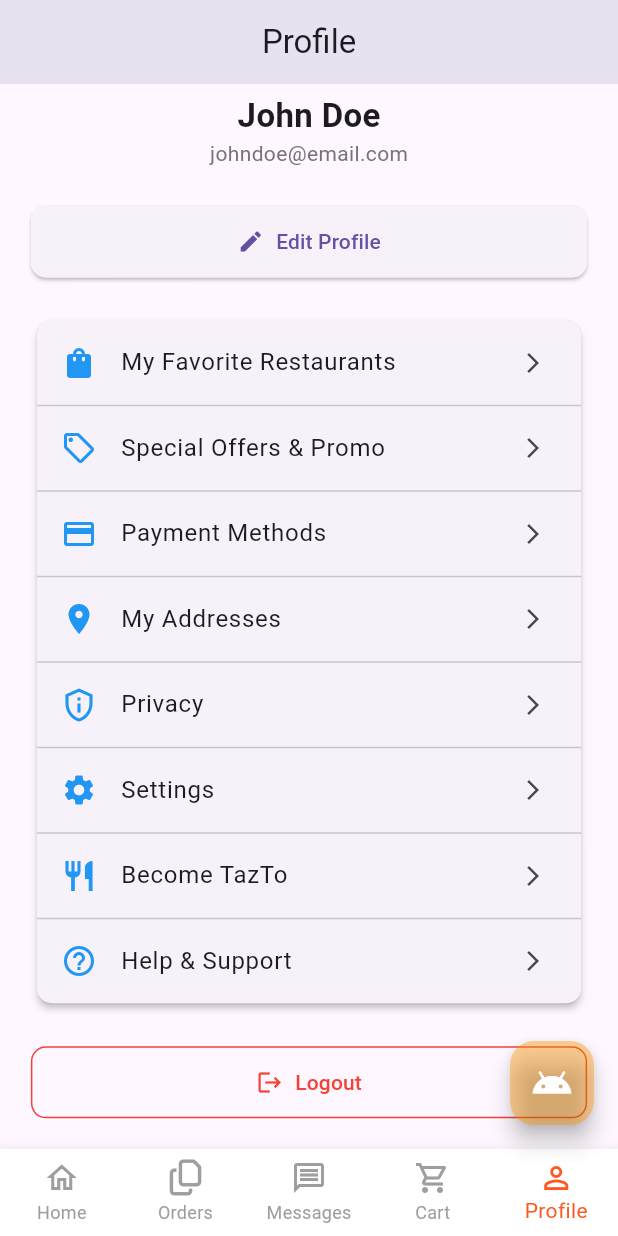
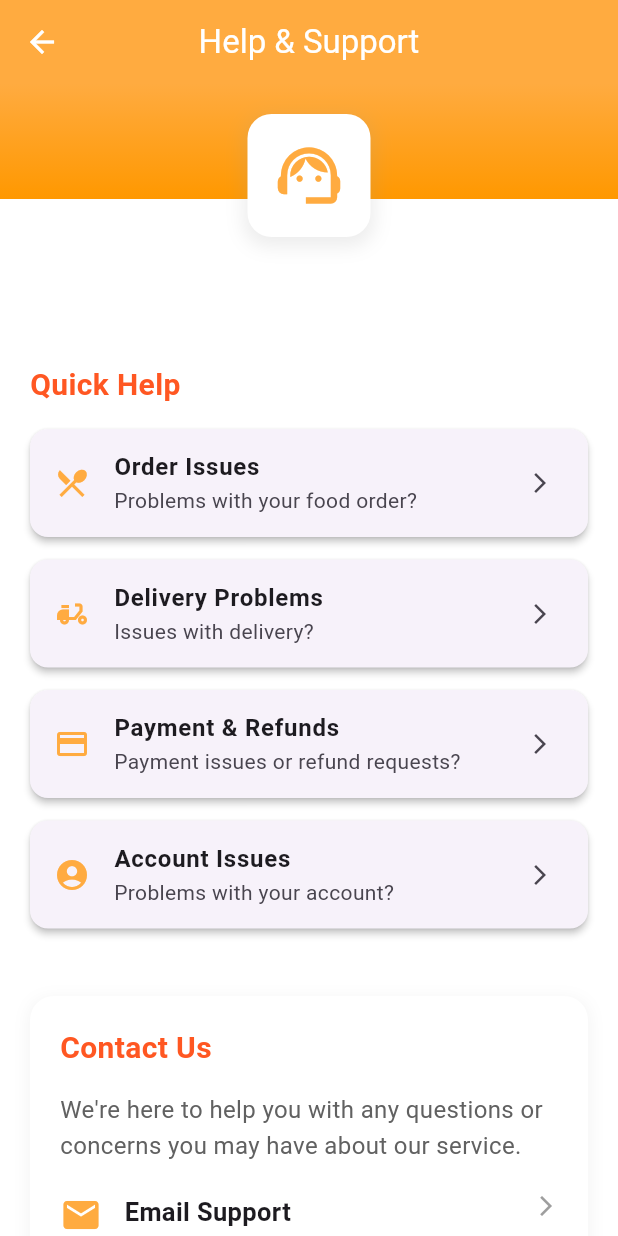
Before and after one commit to behroz-alii/Tazto, a Flutter app: the screen it shows after launch, item 5 of the bottom bar chosen, scrolled down 180 dp, after a tap on "Help & Support", on a phone screen of 412 x 824 dp. Run offline on Flutter 3.47's test engine with Material 3 defaults, Android fonts, the phone set to English and light mode, and no system bars; our stand-ins replace carousel_slider, flutter_typeahead, font_awesome_flutter, geolocator, google_maps_flutter, image_picker and 1 more; missing offline and left inert: dart_openai, flutter_stripe; network calls fail.

Commit message:
Help Support and Privacy Policy completed

```diff
--- /dev/null
+++ b/lib/Presentation/helpSupportPage.dart
@@ -0,0 +1,468 @@
+import 'package:flutter/material.dart';
+import 'package:url_launcher/url_launcher.dart';
+
+class HelpSupportPage extends StatelessWidget {
+  const HelpSupportPage({super.key});
+
+  @override
+  Widget build(BuildContext context) {
+    return Scaffold(
+      appBar: AppBar(
+        title: const Text("Help & Support"),
+        backgroundColor: Colors.orangeAccent,
+        foregroundColor: Colors.white,
+        elevation: 0,
+        centerTitle: true,
+      ),
+      body: Container(
+        decoration: BoxDecoration(
+          gradient: LinearGradient(
+            begin: Alignment.topCenter,
+            end: Alignment.bottomCenter,
+            colors: const [
+              Colors.orangeAccent,
+              Colors.orange,
+              Colors.white,
+              Colors.white,
+            ],
+            stops: const [0.0, 0.1, 0.1, 1.0],
+          ),
+        ),
+        child: SingleChildScrollView(
+          padding: const EdgeInsets.all(20.0),
+          child: Column(
+            crossAxisAlignment: CrossAxisAlignment.start,
+            children: [
+              // Header
+              Center(
+                child: Container(
+                  padding: const EdgeInsets.all(16),
+                  decoration: BoxDecoration(
+                    color: Colors.white,
+                    borderRadius: BorderRadius.circular(16),
+                    boxShadow: [
+                      BoxShadow(
+                        color: Colors.grey.withOpacity(0.2),
+                        blurRadius: 10,
+                        spreadRadius: 2,
+                        offset: const Offset(0, 4),
+                      ),
+                    ],
+                  ),
+                  child: const Icon(
+                    Icons.support_agent,
+                    size: 50,
+                    color: Colors.orangeAccent,
+                  ),
+                ),
+              ),
+              const SizedBox(height: 20),
+              const Center(
+                child: Text(
+                  "How can we help you?",
+                  style: TextStyle(
+                    fontSize: 24,
+                    fontWeight: FontWeight.bold,
+                    color: Colors.white,
+                  ),
+                ),
+              ),
+              const SizedBox(height: 30),
+
+              // Quick Help Options
+              const Text(
+                "Quick Help",
+                style: TextStyle(
+                  fontSize: 20,
+                  fontWeight: FontWeight.bold,
+                  color: Colors.deepOrange,
+                ),
+              ),
+              const SizedBox(height: 15),
+
+              // FAQ Cards
+              _buildHelpOption(
+                context,
+                Icons.restaurant_menu,
+                "Order Issues",
+                "Problems with your food order?",
+                "Common order problems and solutions",
+              ),
+
+              _buildHelpOption(
+                context,
+                Icons.delivery_dining,
+                "Delivery Problems",
+                "Issues with delivery?",
+                "Track your order or report delivery issues",
+              ),
+
+              _buildHelpOption(
+                context,
+                Icons.payment,
+                "Payment & Refunds",
+                "Payment issues or refund requests?",
+                "Information about payments and refund process",
+              ),
+
+              _buildHelpOption(
+                context,
+                Icons.account_circle,
+                "Account Issues",
+                "Problems with your account?",
+                "Login issues, password reset, and account management",
+              ),
+
+              const SizedBox(height: 30),
+
+              // Contact Section
+              Container(
+                padding: const EdgeInsets.all(20),
+                decoration: BoxDecoration(
+                  color: Colors.white,
+                  borderRadius: BorderRadius.circular(16),
+                  boxShadow: [
+                    BoxShadow(
+                      color: Colors.grey.withOpacity(0.1),
+                      blurRadius: 8,
+                      spreadRadius: 2,
+                      offset: const Offset(0, 3),
+                    ),
+                  ],
+                ),
+                child: Column(
+                  crossAxisAlignment: CrossAxisAlignment.start,
+                  children: [
+                    const Text(
+                      "Contact Us",
+                      style: TextStyle(
+                        fontSize: 20,
+                        fontWeight: FontWeight.bold,
+                        color: Colors.deepOrange,
+                      ),
+                    ),
+                    const SizedBox(height: 15),
+                    Text(
+                      "We're here to help you with any questions or concerns you may have about our service.",
+                      style: TextStyle(
+                        fontSize: 16,
+                        height: 1.5,
+                        color: Colors.grey[700],
+                      ),
+                    ),
+                    const SizedBox(height: 20),
+
+                    // Email Support
+                    _buildContactOption(
+                      context,
+                      Icons.email,
+                      "Email Support",
+                      "Send us an email and we'll respond within 24 hours",
+                      "tazto.company@tazto.com",
+                          () {
+                        _launchEmail(context, "tazto.company@tazto.com");
+                      },
+                    ),
+
+                    const SizedBox(height: 20),
+
+                    // Live Chat
+                    _buildContactOption(
+                      context,
+                      Icons.chat,
+                      "Live Chat",
+                      "Chat with our support team in real-time",
+                      "Available 9AM - 11PM",
+                          () {
+                        _showComingSoon(context);
+                      },
+                    ),
+
+                    const SizedBox(height: 20),
+
+                    // Phone Support
+                    _buildContactOption(
+                      context,
+                      Icons.phone,
+                      "Phone Support",
+                      "Call us for immediate assistance",
+                      "+1 (555) 123-TAZTO",
+                          () {
+                        _launchPhone(context, "+15551238296");
+                      },
+                    ),
+
+                    const SizedBox(height: 20),
+
+                    // FAQ Section
+                    _buildContactOption(
+                      context,
+                      Icons.help_center,
+                      "FAQs",
+                      "Browse frequently asked questions",
+                      "Find quick answers",
+                          () {
+                        _showFAQs(context);
+                      },
+                    ),
+                  ],
+                ),
+              ),
+
+              const SizedBox(height: 30),
+
+              // Operating Hours
+              Container(
+                padding: const EdgeInsets.all(20),
+                decoration: BoxDecoration(
+                  color: Colors.orange[50],
+                  borderRadius: BorderRadius.circular(16),
+                  border: Border.all(color: Colors.orangeAccent.withOpacity(0.3)),
+                ),
+                child: Column(
+                  crossAxisAlignment: CrossAxisAlignment.start,
+                  children: [
+                    const Text(
+                      "Support Hours",
+                      style: TextStyle(
+                        fontSize: 18,
+                        fontWeight: FontWeight.bold,
+                        color: Colors.deepOrange,
+                      ),
+                    ),
+                    const SizedBox(height: 10),
+                    Text(
+                      "• Email Support: 24/7\n• Live Chat: 9:00 AM - 11:00 PM (Local Time)\n• Phone Support: 10:00 AM - 8:00 PM (Local Time)",
+                      style: TextStyle(
+                        fontSize: 15,
+                        height: 1.8,
+                        color: Colors.grey[700],
+                      ),
+                    ),
+                  ],
+                ),
+              ),
+
+              const SizedBox(height: 30),
+
+              // Social Media
+              const Text(
+                "Follow Us",
+                style: TextStyle(
+                  fontSize: 20,
+                  fontWeight: FontWeight.bold,
+                  color: Colors.deepOrange,
+                ),
+              ),
+              const SizedBox(height: 15),
+              Row(
+                mainAxisAlignment: MainAxisAlignment.spaceAround,
+                children: [
+                  _buildSocialIcon(context, Icons.facebook, () {
+                    _showComingSoon(context);
+                  }),
+                  _buildSocialIcon(context, Icons.camera_alt, () {
+                    _showComingSoon(context);
+                  }),
+                  _buildSocialIcon(context, Icons.chat, () {
+                    _showComingSoon(context);
+                  }),
+                  _buildSocialIcon(context, Icons.play_arrow, () {
+                    _showComingSoon(context);
+                  }),
+                ],
+              ),
+
+              const SizedBox(height: 20),
+            ],
+          ),
+        ),
+      ),
+    );
+  }
+
+  Widget _buildHelpOption(BuildContext context, IconData icon, String title, String subtitle, String description) {
+    return Card(
+      margin: const EdgeInsets.only(bottom: 15),
+      elevation: 2,
+      shape: RoundedRectangleBorder(borderRadius: BorderRadius.circular(12)),
+      child: ListTile(
+        leading: Icon(icon, color: Colors.orangeAccent),
+        title: Text(
+          title,
+          style: const TextStyle(fontWeight: FontWeight.bold),
+        ),
+        subtitle: Text(subtitle),
+        trailing: const Icon(Icons.arrow_forward_ios, size: 16),
+        onTap: () {
+          _showHelpDetail(context, title, description);
+        },
+      ),
+    );
+  }
+
+  Widget _buildContactOption(BuildContext context, IconData icon, String title, String subtitle, String actionText, VoidCallback onTap) {
+    return InkWell(
+      onTap: onTap,
+      child: Row(
+        crossAxisAlignment: CrossAxisAlignment.start,
+        children: [
+          Icon(icon, color: Colors.orangeAccent, size: 28),
+          const SizedBox(width: 15),
+          Expanded(
+            child: Column(
+              crossAxisAlignment: CrossAxisAlignment.start,
+              children: [
+                Text(
+                  title,
+                  style: const TextStyle(
+                    fontSize: 17,
+                    fontWeight: FontWeight.bold,
+                  ),
+                ),
+                const SizedBox(height: 5),
+                Text(
+                  subtitle,
+                  style: TextStyle(
+                    fontSize: 14,
+                    color: Colors.grey[600],
+                  ),
+                ),
+                const SizedBox(height: 5),
+                Text(
+                  actionText,
+                  style: const TextStyle(
+                    fontSize: 15,
+                    fontWeight: FontWeight.w600,
+                    color: Colors.orangeAccent,
+                  ),
+                ),
+              ],
+            ),
+          ),
+          const Icon(Icons.arrow_forward_ios, size: 16, color: Colors.grey),
+        ],
+      ),
+    );
+  }
+
+  Widget _buildSocialIcon(BuildContext context, IconData icon, VoidCallback onTap) {
+    return CircleAvatar(
+      backgroundColor: Colors.orangeAccent,
+      radius: 25,
+      child: IconButton(
+        icon: Icon(icon, color: Colors.white),
+        onPressed: onTap,
+      ),
+    );
+  }
+
+  void _showHelpDetail(BuildContext context, String title, String description) {
+    showDialog(
+      context: context,
+      builder: (BuildContext context) {
+        return AlertDialog(
+          title: Text(title),
+          content: Text(description),
+          actions: [
+            TextButton(
+              onPressed: () {
+                Navigator.of(context).pop();
+              },
+              child: const Text("Close"),
+            ),
+          ],
+        );
+      },
+    );
+  }
+
+  void _showFAQs(BuildContext context) {
+    showDialog(
+      context: context,
+      builder: (BuildContext context) {
+        return AlertDialog(
+          title: const Text("Frequently Asked Questions"),
+          content: SingleChildScrollView(
+            child: Column(
+              crossAxisAlignment: CrossAxisAlignment.start,
+              mainAxisSize: MainAxisSize.min,
+              children: [
+                _buildFAQItem("How do I track my order?", "You can track your order in real-time from the 'My Orders' section in the app."),
+                _buildFAQItem("What if my food arrives late?", "We monitor delivery times closely. If your food is significantly delayed, please contact us for assistance."),
+                _buildFAQItem("How do I change my delivery address?", "You can update your delivery address from your profile settings before placing an order."),
+                _buildFAQItem("What payment methods do you accept?", "We accept credit/debit cards, digital wallets, and cash on delivery."),
+                _buildFAQItem("How do I report missing items?", "Please contact us immediately at tazto.company@tazto.com with your order number."),
+              ],
+            ),
+          ),
+          actions: [
+            TextButton(
+              onPressed: () {
+                Navigator.of(context).pop();
+              },
+              child: const Text("Close"),
+            ),
+          ],
+        );
+      },
+    );
+  }
+
+  Widget _buildFAQItem(String question, String answer) {
+    return Padding(
+      padding: const EdgeInsets.only(bottom: 15),
+      child: Column(
+        crossAxisAlignment: CrossAxisAlignment.start,
+        children: [
+          Text(
+            question,
+            style: const TextStyle(
+              fontWeight: FontWeight.bold,
+              color: Colors.deepOrange,
+            ),
+          ),
+          const SizedBox(height: 5),
+          Text(answer),
+          const SizedBox(height: 10),
+        ],
+      ),
+    );
+  }
+
+  void _showComingSoon(BuildContext context) {
+    ScaffoldMessenger.of(context).showSnackBar(
+      const SnackBar(
+        content: Text("This feature is coming soon!"),
+        backgroundColor: Colors.orangeAccent,
+      ),
+    );
+  }
+
+  void _launchEmail(BuildContext context, String email) async {
+    final Uri params = Uri(
+      scheme: 'mailto',
+      path: email,
+      query: 'subject=TazTo Support Request&body=Hello TazTo team,',
+    );
+
+    if (await canLaunchUrl(params)) {
+      await launchUrl(params);
+    } else {
+      _showComingSoon(context);
+    }
+  }
+
+  void _launchPhone(BuildContext context, String phone) async {
+    final Uri params = Uri(
+      scheme: 'tel',
+      path: phone,
+    );
+
+    if (await canLaunchUrl(params)) {
+      await launchUrl(params);
+    } else {
+      _showComingSoon(context);
+    }
+  }
+}
--- a/pubspec.yaml
+++ b/pubspec.yaml
@@ -54,6 +54,7 @@ dependencies:
   geocoding: ^3.0.0
   flutter_google_places_sdk: ^0.3.8
   flutter_typeahead: ^5.2.0
+  url_launcher: ^6.1.11
 
   #openai_dart: ^0.1.7  # For GPT-4
 
```
Also changed, not shown: lib/Presentation/privacyPolicy.dart (+227 -0 lines), lib/Presentation/profilePage.dart (+6 -2 lines), pubspec.lock, 3 other files.
